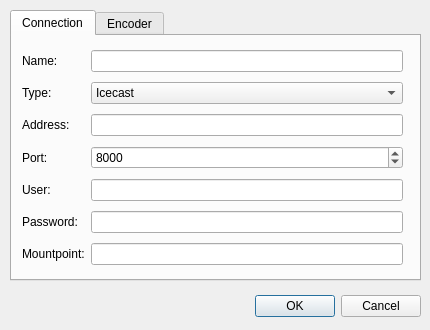
First picture: the form in serverconnectiondialog.ui, repository napcode/appstream, before the edit.
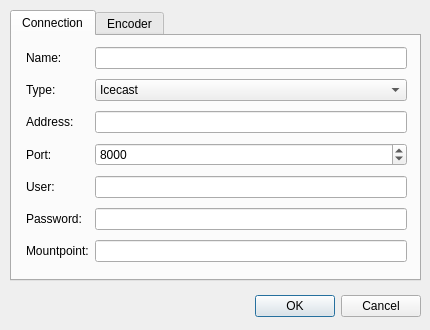
Second picture: the form after the edit.

What changed in the file:
```diff
--- a/serverconnectiondialog.ui
+++ b/serverconnectiondialog.ui
@@ -54,8 +54,8 @@
     <widget class="QWidget" name="layoutWidget">
      <property name="geometry">
       <rect>
-       <x>10</x>
-       <y>10</y>
+       <x>14</x>
+       <y>7</y>
        <width>381</width>
        <height>225</height>
       </rect>
@@ -75,26 +75,6 @@
         </property>
        </widget>
       </item>
-      <item row="4" column="2">
-       <widget class="QSpinBox" name="sbPort">
-        <property name="maximum">
-         <number>65536</number>
-        </property>
-        <property name="value">
-         <number>8000</number>
-        </property>
-       </widget>
-      </item>
-      <item row="6" column="2">
-       <widget class="QLineEdit" name="edPassword">
-        <property name="echoMode">
-         <enum>QLineEdit::PasswordEchoOnEdit</enum>
-        </property>
-       </widget>
-      </item>
-      <item row="7" column="2">
-       <widget class="QLineEdit" name="edMountpoint"/>
-      </item>
       <item row="3" column="0">
        <widget class="QLabel" name="label_2">
         <property name="text">
@@ -116,16 +96,6 @@
         </property>
        </widget>
       </item>
-      <item row="1" column="2">
-       <widget class="QLineEdit" name="edName"/>
-      </item>
-      <item row="3" column="2">
-       <widget class="QLineEdit" name="edAddress">
-        <property name="enabled">
-         <bool>true</bool>
-        </property>
-       </widget>
-      </item>
       <item row="2" column="0">
        <widget class="QLabel" name="label_6">
         <property name="text">
@@ -133,20 +103,6 @@
         </property>
        </widget>
       </item>
-      <item row="2" column="2">
-       <widget class="QComboBox" name="cbType">
-        <item>
-         <property name="text">
-          <string>Icecast</string>
-         </property>
-        </item>
-        <item>
-         <property name="text">
-          <string>Shoutcast</string>
-         </property>
-        </item>
-       </widget>
-      </item>
       <item row="5" column="0">
        <widget class="QLabel" name="label_11">
         <property name="text">
@@ -154,9 +110,53 @@
         </property>
        </widget>
       </item>
-      <item row="5" column="2">
+      <item row="1" column="1">
+       <widget class="QLineEdit" name="edName"/>
+      </item>
+      <item row="2" column="1">
+       <widget class="QComboBox" name="cbType">
+        <item>
+         <property name="text">
+          <string>Icecast</string>
+         </property>
+        </item>
+        <item>
+         <property name="text">
+          <string>Shoutcast</string>
+         </property>
+        </item>
+       </widget>
+      </item>
+      <item row="3" column="1">
+       <widget class="QLineEdit" name="edAddress">
+        <property name="enabled">
+         <bool>true</bool>
+        </property>
+       </widget>
+      </item>
+      <item row="4" column="1">
+       <widget class="QSpinBox" name="sbPort">
+        <property name="maximum">
+         <number>65536</number>
+        </property>
+        <property name="value">
+         <number>8000</number>
+        </property>
+       </widget>
+      </item>
+      <item row="5" column="1">
        <widget class="QLineEdit" name="edUser"/>
       </item>
+      <item row="6" column="1">
+       <widget class="QLineEdit" name="edPassword">
+        <property name="echoMode">
+         <enum>QLineEdit::PasswordEchoOnEdit</enum>
+        </property>
+       </widget>
+      </item>
+      <item row="7" column="1">
+       <widget class="QLineEdit" name="edMountpoint"/>
+      </item>
      </layout>
     </widget>
    </widget>
```
Left out of the diff: 91 changed lines with no effect on the pictures.
